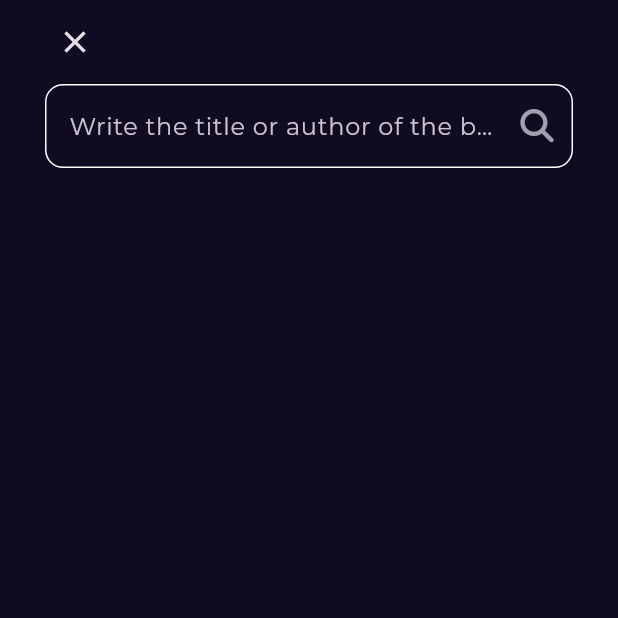
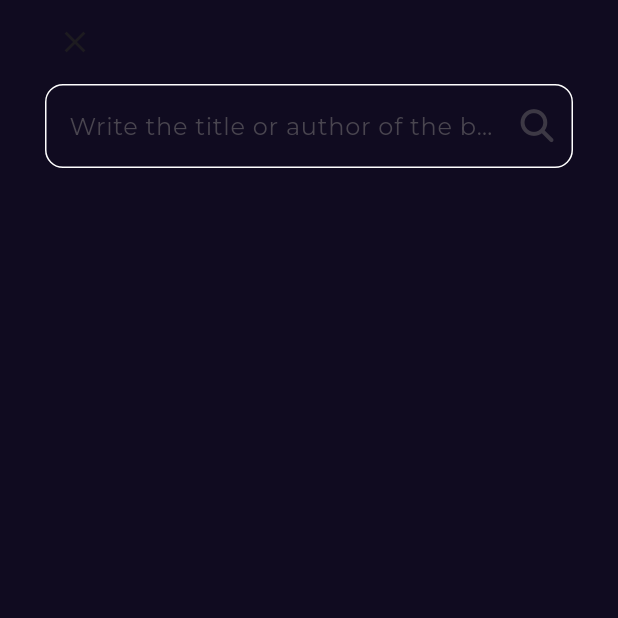
Before and after one commit to Esra2-Abdelltif/My-Bookly-App, a Flutter app: the screen it shows after launch, after a tap on an icon or button, on a phone screen of 412 x 824 dp, the top half of it. Run offline on Flutter 3.47's test engine with Material 3 defaults, Android fonts, the light colour scheme and no system bars; our stand-ins replace animate_do, bloc, cached_network_image, dartz, device_preview, dio and 8 more; network calls fail.

Commit message:
add themes

```diff
--- /dev/null
+++ b/lib/config/themes/app_dark_themes.dart
@@ -0,0 +1,13 @@
+import 'package:bookly_project/core/utils/constants/app_colors.dart';
+import 'package:flutter/material.dart';
+import 'package:google_fonts/google_fonts.dart';
+
+
+ThemeData getThemeDataDark() => ThemeData(
+  iconTheme: const IconThemeData(
+    color: Colors.white
+  ),
+  scaffoldBackgroundColor: AppColors.kPrimaryColor,
+  appBarTheme: AppBarTheme(backgroundColor: AppColors.kPrimaryColor),
+  textTheme: GoogleFonts.montserratTextTheme(ThemeData.dark().textTheme),
+);
--- a/lib/features/book_app/presentation/view/my_bookly_app.dart
+++ b/lib/features/book_app/presentation/view/my_bookly_app.dart
@@ -1,5 +1,6 @@
 import 'package:bookly_project/config/locales/app_localizations_setup.dart';
 import 'package:bookly_project/config/routes/app_routes.dart';
+import 'package:bookly_project/config/themes/app_dark_themes.dart';
 import 'package:bookly_project/core/utils/constants/app_colors.dart';
 import 'package:bookly_project/features/book_app/presentation/manger/books_app_cubit/books_app_cubit.dart';
 import 'package:bookly_project/features/home/presentation/manger/featured_books_cubit/featured_books_cubit.dart';
@@ -35,11 +36,7 @@
             // home: const SplashView(),
             routerConfig: AppRouter.router,
             debugShowCheckedModeBanner: false,
-            theme: ThemeData.dark().copyWith(
-              scaffoldBackgroundColor: AppColors.kPrimaryColor,
-              appBarTheme: AppBarTheme(backgroundColor: AppColors.kPrimaryColor),
-              textTheme: GoogleFonts.montserratTextTheme(ThemeData.dark().textTheme),
-            ),
+            theme:getThemeDataDark(),
             locale: state.locale,
             supportedLocales: AppLocalizationsSetup.supportedLocales,
             localeResolutionCallback: AppLocalizationsSetup.localeResolutionCallback,
```
Also changed, not shown: lib/config/themes/app_light_themes.dart (added).
